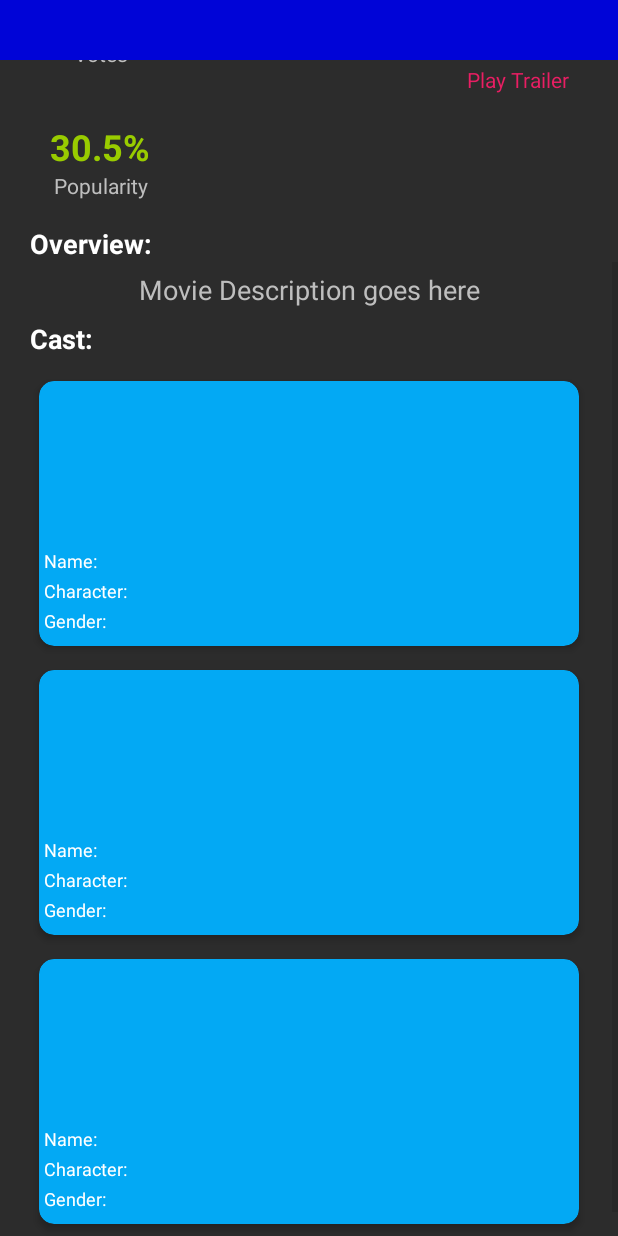
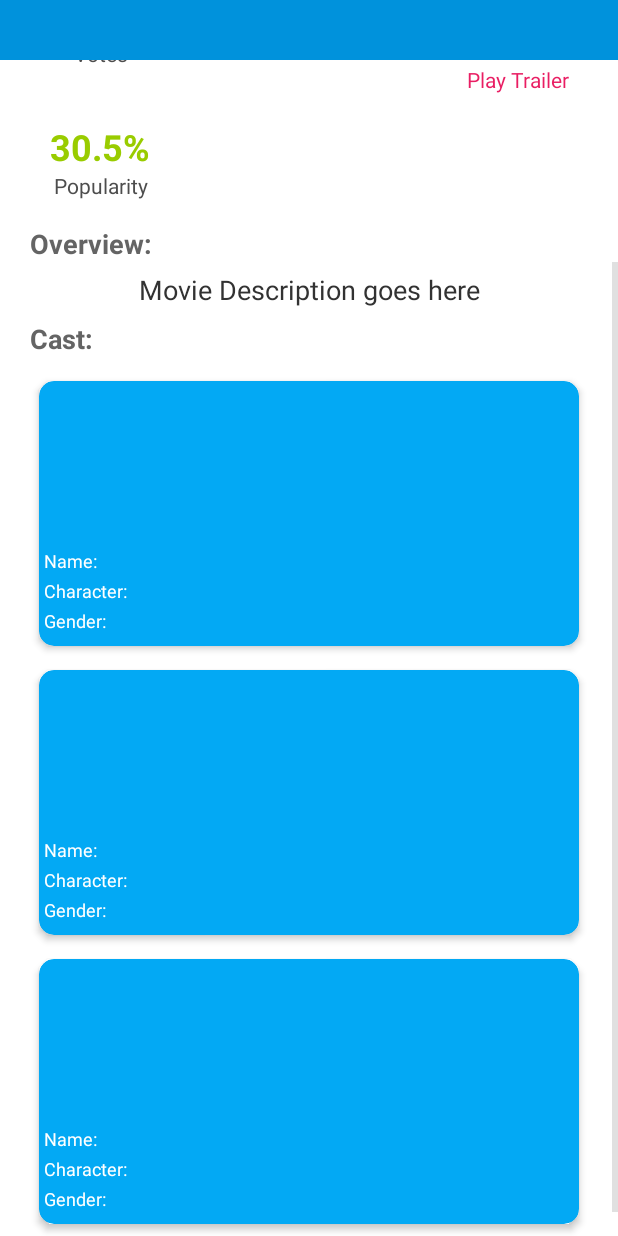
Before and after one commit to NihalP01/MoviesInfo, an Android app: the layout movie_overview.xml on its own in the app's theme, with its tools: preview values and no code run, on a phone screen of 412 x 824 dp. Run offline under Robolectric (Android 15) with nearby library versions, the phone set to English and light mode, and no system bars.

Commit message:
changed the UI colour

```diff
--- a/app/src/main/java/com/nihalp01/moviesInfo/Network/API/TmdbCastData.kt
+++ b/app/src/main/java/com/nihalp01/moviesInfo/Network/API/TmdbCastData.kt
@@ -8,6 +8,7 @@ data class Cast(
     val gender: Int,
     val id: Int,
     val name: String,
+    val birthday: String,
     val profile_path: String
 ) : Serializable
 
--- a/app/src/main/java/com/nihalp01/moviesInfo/UI/MovieDescription.kt
+++ b/app/src/main/java/com/nihalp01/moviesInfo/UI/MovieDescription.kt
@@ -21,6 +21,8 @@ import kotlinx.android.synthetic.main.movie_overview.*
 import retrofit2.Call
 import retrofit2.Callback
 import retrofit2.Response
+import java.text.NumberFormat
+import java.util.*
 
 class MovieDescription : AppCompatActivity() {
 
@@ -52,6 +54,7 @@ class MovieDescription : AppCompatActivity() {
 
         movie_overview.text = data.overview
         movie_popularity.text = "$popularity %"
+
         votes.text = data.vote_count.toString()+" ❤"
         rating.text = data.vote_average.toString()+" ★"
 
--- a/app/src/main/res/layout/movie_overview.xml
+++ b/app/src/main/res/layout/movie_overview.xml
@@ -10,7 +10,7 @@
         android:layout_width="0dp"
         android:layout_height="40dp"
         app:titleTextColor="#FFFFFF"
-        android:background="@color/colorPrimaryDark"
+        android:background="@color/ic_launcher_background"
         app:layout_constraintBottom_toBottomOf="parent"
         app:layout_constraintEnd_toEndOf="parent"
         app:layout_constraintStart_toStartOf="parent"
@@ -43,7 +43,7 @@
             android:id="@+id/constraintLayout"
             android:layout_width="match_parent"
             android:layout_height="wrap_content"
-            android:background="#2C2C2C"
+            android:background="#FFFFFF"
             android:padding="20dp">
 
             <com.google.android.material.textview.MaterialTextView
@@ -52,7 +52,7 @@
                 android:layout_height="wrap_content"
                 android:gravity="center"
                 android:text="Ratings"
-                android:textColor="@android:color/secondary_text_dark"
+                android:textColor="#4D4D4D"
                 app:layout_constraintBottom_toTopOf="@+id/materialTextView4"
                 app:layout_constraintEnd_toStartOf="@+id/movie_poster"
                 app:layout_constraintStart_toStartOf="parent"
@@ -80,7 +80,7 @@
                 android:layout_width="0dp"
                 android:layout_height="wrap_content"
                 android:gravity="center"
-                android:textColor="@android:color/secondary_text_dark"
+                android:textColor="#4D4D4D"
                 android:text="Votes"
                 app:layout_constraintBottom_toTopOf="@+id/materialTextView4"
                 app:layout_constraintEnd_toStartOf="@+id/movie_poster"
@@ -123,7 +123,7 @@
                 android:layout_height="wrap_content"
                 android:gravity="center"
                 android:text="Popularity"
-                android:textColor="@android:color/secondary_text_dark"
+                android:textColor="#4D4D4D"
                 app:layout_constraintBottom_toTopOf="@+id/materialTextView4"
                 app:layout_constraintEnd_toStartOf="@+id/movie_poster"
                 app:layout_constraintStart_toStartOf="parent"
@@ -174,7 +174,7 @@
                 android:layout_height="25dp"
                 android:layout_marginTop="12dp"
                 android:text="Overview: "
-                android:textColor="@android:color/white"
+                android:textColor="#646464"
                 android:textSize="18sp"
                 android:textStyle="bold"
                 app:layout_constraintEnd_toEndOf="parent"
@@ -188,7 +188,7 @@
                 android:layout_marginTop="5dp"
                 android:text="Movie Description goes here"
                 android:textSize="18sp"
-                android:textColor="@android:color/secondary_text_dark"
+                android:textColor="@android:color/secondary_text_light"
                 app:layout_constraintBottom_toBottomOf="parent"
                 app:layout_constraintEnd_toEndOf="parent"
                 app:layout_constraintStart_toStartOf="parent"
@@ -201,7 +201,7 @@
                 android:layout_height="wrap_content"
                 android:layout_marginTop="8dp"
                 android:text="Cast:"
-                android:textColor="#FFFFFF"
+                android:textColor="#646464"
                 android:textSize="18sp"
                 android:textStyle="bold"
                 app:layout_constraintBottom_toBottomOf="parent"
```
Also changed, not shown: app/src/main/java/com/nihalp01/moviesInfo/UI/CastDescription.kt (+8 -0 lines), app/src/main/res/layout/cast_description.xml (+11 -11 lines).
